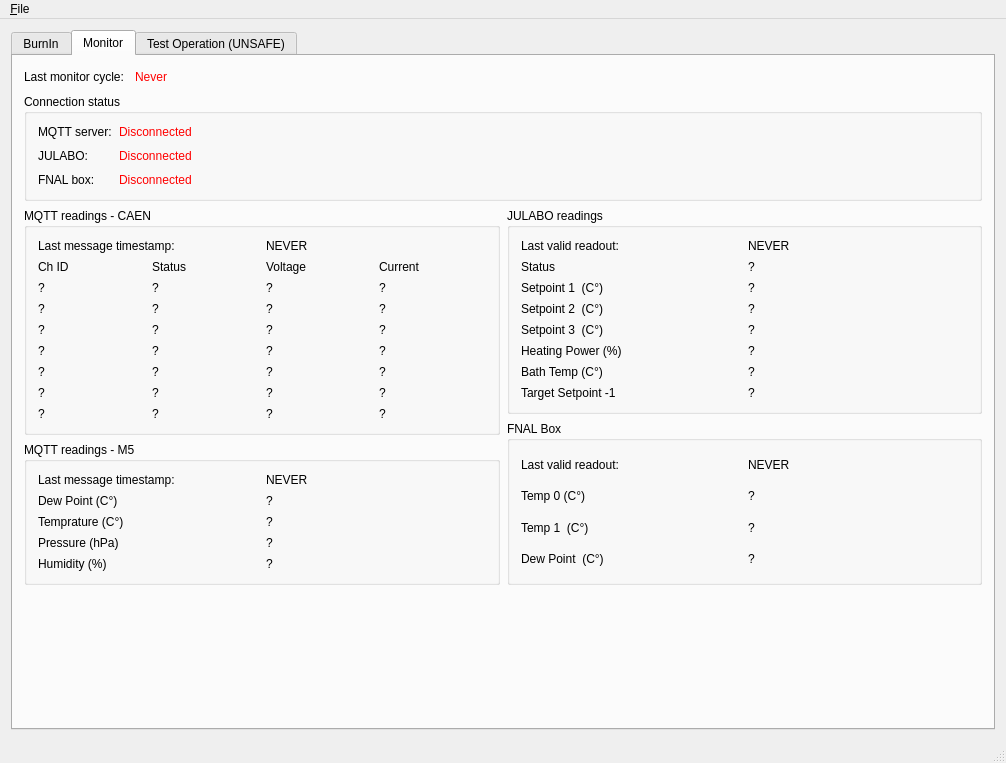
The window that GUI.ui (pisaoutertracker/BurnIn_Controller) describes before a commit, drawn with Qt 5.
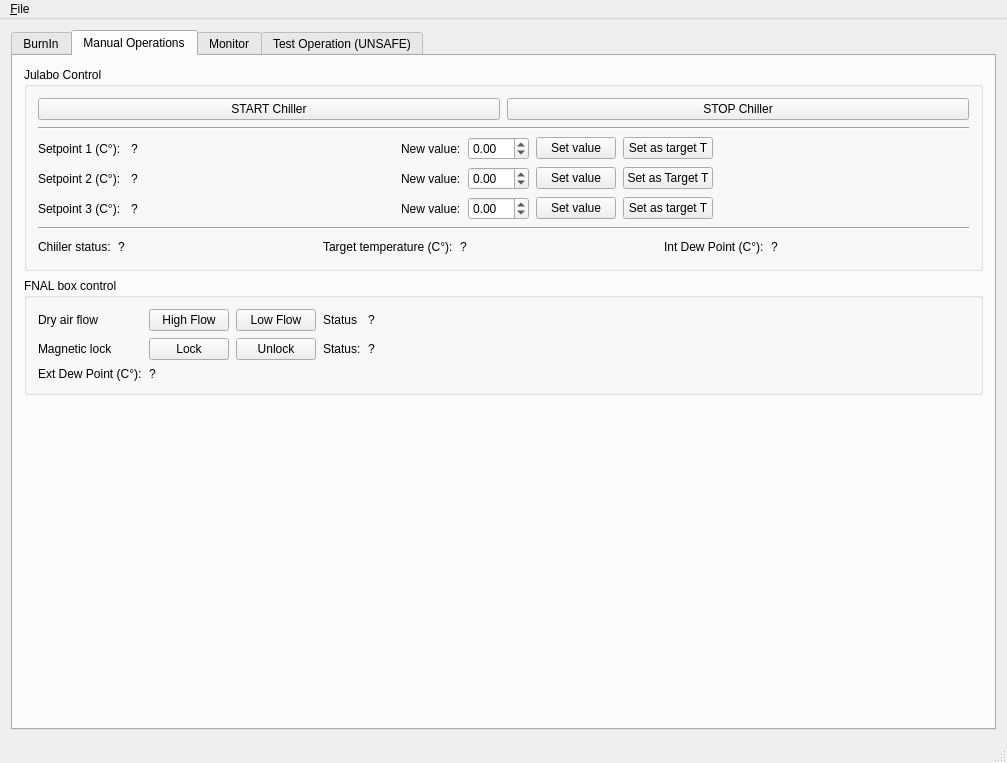
The same window after the commit. Icons and pictures are not drawn.

Commit message: Added GUI tab for safe manual operations

What changed in the file:
```diff
--- a/GUI.ui
+++ b/GUI.ui
@@ -9,7 +9,7 @@
    <rect>
     <x>0</x>
     <y>0</y>
-    <width>1006</width>
+    <width>1007</width>
     <height>763</height>
    </rect>
   </property>
@@ -67,6 +67,429 @@
         </item>
        </layout>
       </widget>
+      <widget class="QWidget" name="ManualOp_tab">
+       <attribute name="title">
+        <string>Manual Operations</string>
+       </attribute>
+       <layout class="QVBoxLayout" name="verticalLayout_11">
+        <item>
+         <widget class="QGroupBox" name="groupBox_9">
+          <property name="title">
+           <string>Julabo Control</string>
+          </property>
+          <layout class="QVBoxLayout" name="verticalLayout_12">
+           <item>
+            <layout class="QHBoxLayout" name="horizontalLayout_8">
+             <item>
+              <widget class="QPushButton" name="pushButton">
+               <property name="enabled">
+                <bool>true</bool>
+               </property>
+               <property name="autoFillBackground">
+                <bool>false</bool>
+               </property>
+               <property name="text">
+                <string>START Chiller</string>
+               </property>
+              </widget>
+             </item>
+             <item>
+              <widget class="QPushButton" name="pushButton_2">
+               <property name="text">
+                <string>STOP Chiller</string>
+               </property>
+              </widget>
+             </item>
+            </layout>
+           </item>
+           <item>
+            <widget class="Line" name="line_2">
+             <property name="orientation">
+              <enum>Qt::Horizontal</enum>
+             </property>
+            </widget>
+           </item>
+           <item>
+            <layout class="QGridLayout" name="gridLayout_7">
+             <item row="1" column="1">
+              <widget class="QLabel" name="label_36">
+               <property name="text">
+                <string>?</string>
+               </property>
+              </widget>
+             </item>
+             <item row="2" column="1">
+              <widget class="QLabel" name="label_37">
+               <property name="text">
+                <string>?</string>
+               </property>
+              </widget>
+             </item>
+             <item row="1" column="6">
+              <widget class="QPushButton" name="pushButton_7">
+               <property name="text">
+                <string>Set as Target T</string>
+               </property>
+              </widget>
+             </item>
+             <item row="2" column="6">
+              <widget class="QPushButton" name="pushButton_8">
+               <property name="text">
+                <string>Set as target T</string>
+               </property>
+              </widget>
+             </item>
+             <item row="0" column="3">
+              <widget class="QLabel" name="label_38">
+               <property name="text">
+                <string>New value:</string>
+               </property>
+              </widget>
+             </item>
+             <item row="0" column="1">
+              <widget class="QLabel" name="label_35">
+               <property name="text">
+                <string>?</string>
+               </property>
+              </widget>
+             </item>
+             <item row="1" column="3">
+              <widget class="QLabel" name="label_39">
+               <property name="text">
+                <string>New value:</string>
+               </property>
+              </widget>
+             </item>
+             <item row="2" column="3">
+              <widget class="QLabel" name="label_40">
+               <property name="text">
+                <string>New value:</string>
+               </property>
+              </widget>
+             </item>
+             <item row="2" column="0">
+              <widget class="QLabel" name="label_34">
+               <property name="text">
+                <string>Setpoint 3 (C°): </string>
+               </property>
+              </widget>
+             </item>
+             <item row="0" column="4">
+              <widget class="QDoubleSpinBox" name="doubleSpinBox">
+               <property name="minimum">
+                <double>-50.000000000000000</double>
+               </property>
+               <property name="maximum">
+                <double>30.000000000000000</double>
+               </property>
+              </widget>
+             </item>
+             <item row="1" column="0">
+              <widget class="QLabel" name="label_33">
+               <property name="text">
+                <string>Setpoint 2 (C°): </string>
+               </property>
+              </widget>
+             </item>
+             <item row="0" column="6">
+              <widget class="QPushButton" name="pushButton_6">
+               <property name="text">
+                <string>Set as target T</string>
+               </property>
+              </widget>
+             </item>
+             <item row="0" column="5">
+              <widget class="QPushButton" name="pushButton_3">
+               <property name="text">
+                <string>Set value</string>
+               </property>
+              </widget>
+             </item>
+             <item row="1" column="5">
+              <widget class="QPushButton" name="pushButton_4">
+               <property name="text">
+                <string>Set value</string>
+               </property>
+              </widget>
+             </item>
+             <item row="2" column="4">
+              <widget class="QDoubleSpinBox" name="doubleSpinBox_3">
+               <property name="minimum">
+                <double>-50.000000000000000</double>
+               </property>
+               <property name="maximum">
+                <double>30.000000000000000</double>
+               </property>
+              </widget>
+             </item>
+             <item row="1" column="4">
+              <widget class="QDoubleSpinBox" name="doubleSpinBox_2">
+               <property name="minimum">
+                <double>-50.000000000000000</double>
+               </property>
+               <property name="maximum">
+                <double>30.000000000000000</double>
+               </property>
+              </widget>
+             </item>
+             <item row="2" column="5">
+              <widget class="QPushButton" name="pushButton_5">
+               <property name="text">
+                <string>Set value</string>
+               </property>
+              </widget>
+             </item>
+             <item row="0" column="0">
+              <widget class="QLabel" name="label_32">
+               <property name="text">
+                <string>Setpoint 1 (C°): </string>
+               </property>
+              </widget>
+             </item>
+             <item row="0" column="2">
+              <spacer name="horizontalSpacer_3">
+               <property name="orientation">
+                <enum>Qt::Horizontal</enum>
+               </property>
+               <property name="sizeHint" stdset="0">
+                <size>
+                 <width>40</width>
+                 <height>20</height>
+                </size>
+               </property>
+              </spacer>
+             </item>
+             <item row="0" column="7">
+              <spacer name="horizontalSpacer_4">
+               <property name="orientation">
+                <enum>Qt::Horizontal</enum>
+               </property>
+               <property name="sizeHint" stdset="0">
+                <size>
+                 <width>40</width>
+                 <height>20</height>
+                </size>
+               </property>
+              </spacer>
+             </item>
+            </layout>
+           </item>
+           <item>
+            <widget class="Line" name="line">
+             <property name="orientation">
+              <enum>Qt::Horizontal</enum>
+             </property>
+            </widget>
+           </item>
+           <item>
+            <layout class="QHBoxLayout" name="horizontalLayout_9">
+             <item>
+              <widget class="QLabel" name="label_51">
+               <property name="text">
+                <string>Chiiler status:</string>
+               </property>
+              </widget>
+             </item>
+             <item>
+              <widget class="QLabel" name="label_52">
+               <property name="text">
+                <string>?</string>
+               </property>
+              </widget>
+             </item>
+             <item>
+              <spacer name="horizontalSpacer_8">
+               <property name="orientation">
+                <enum>Qt::Horizontal</enum>
+               </property>
+               <property name="sizeHint" stdset="0">
+                <size>
+                 <width>40</width>
+                 <height>20</height>
+                </size>
+               </property>
+              </spacer>
+             </item>
+             <item>
+              <widget class="QLabel" name="label_41">
+               <property name="text">
+                <string>Target temperature (C°):</string>
+               </property>
+              </widget>
+             </item>
+             <item>
+              <widget class="QLabel" name="label_42">
+               <property name="text">
+                <string>?</string>
+               </property>
+              </widget>
+             </item>
+             <item>
+              <spacer name="horizontalSpacer_6">
+               <property name="orientation">
+                <enum>Qt::Horizontal</enum>
+               </property>
+               <property name="sizeHint" stdset="0">
+                <size>
+                 <width>40</width>
+                 <height>20</height>
+                </size>
+               </property>
+              </spacer>
+             </item>
+             <item>
+              <widget class="QLabel" name="label_43">
+               <property name="text">
+                <string>Int Dew Point (C°):</string>
+               </property>
+              </widget>
+             </item>
+             <item>
+              <widget class="QLabel" name="label_44">
+               <property name="text">
+                <string>?</string>
+               </property>
+              </widget>
+             </item>
+             <item>
+              <spacer name="horizontalSpacer_5">
+               <property name="orientation">
+                <enum>Qt::Horizontal</enum>
+               </property>
+               <property name="sizeHint" stdset="0">
+                <size>
+                 <width>40</width>
+                 <height>20</height>
+                </size>
+               </property>
+              </spacer>
+             </item>
+            </layout>
+           </item>
+          </layout>
+         </widget>
+        </item>
+        <item>
+         <widget class="QGroupBox" name="groupBox_10">
+          <property name="title">
+           <string>FNAL box control</string>
+          </property>
+          <layout class="QGridLayout" name="gridLayout_8">
+           <item row="0" column="1">
+            <widget class="QPushButton" name="pushButton_9">
+             <property name="text">
+              <string>High Flow</string>
+             </property>
+            </widget>
+           </item>
+           <item row="0" column="2">
+            <widget class="QPushButton" name="pushButton_10">
+             <property name="text">
+              <string>Low Flow</string>
+             </property>
+            </widget>
+           </item>
+           <item row="0" column="3">
+            <widget class="QLabel" name="label_45">
+             <property name="text">
+              <string>Status</string>
+             </property>
+            </widget>
+           </item>
+           <item row="0" column="0">
+            <widget class="QLabel" name="label_49">
+             <property name="text">
+              <string>Dry air flow</string>
+             </property>
+            </widget>
+           </item>
+           <item row="1" column="0">
+            <widget class="QLabel" name="label_50">
+             <property name="text">
+              <string>Magnetic lock</string>
+             </property>
+            </widget>
+           </item>
+           <item row="0" column="5">
+            <spacer name="horizontalSpacer_7">
+             <property name="orientation">
+              <enum>Qt::Horizontal</enum>
+             </property>
+             <property name="sizeHint" stdset="0">
+              <size>
+               <width>40</width>
+               <height>20</height>
+              </size>
+             </property>
+            </spacer>
+           </item>
+           <item row="1" column="1">
+            <widget class="QPushButton" name="pushButton_11">
+             <property name="text">
+              <string>Lock</string>
+             </property>
+            </widget>
+           </item>
+           <item row="0" column="4">
+            <widget class="QLabel" name="label_46">
+             <property name="text">
+              <string>?</string>
+             </property>
+            </widget>
+           </item>
+           <item row="1" column="2">
+            <widget class="QPushButton" name="pushButton_12">
+             <property name="text">
+              <string>Unlock</string>
+             </property>
+            </widget>
+           </item>
+           <item row="1" column="4">
+            <widget class="QLabel" name="label_48">
+             <property name="text">
+              <string>?</string>
+             </property>
+            </widget>
+           </item>
+           <item row="1" column="3">
+            <widget class="QLabel" name="label_47">
+             <property name="text">
+              <string>Status:</string>
+             </property>
+            </widget>
+           </item>
+           <item row="2" column="0">
+            <widget class="QLabel" name="label_53">
+             <property name="text">
+              <string>Ext Dew Point (C°):</string>
+             </property>
+            </widget>
+           </item>
+           <item row="2" column="1">
+            <widget class="QLabel" name="label_54">
+             <property name="text">
+              <string>?</string>
+             </property>
+            </widget>
+           </item>
+          </layout>
+         </widget>
+        </item>
+        <item>
+         <spacer name="verticalSpacer_4">
+          <property name="orientation">
+           <enum>Qt::Vertical</enum>
+          </property>
+          <property name="sizeHint" stdset="0">
+           <size>
+            <width>20</width>
+            <height>40</height>
+           </size>
+          </property>
+         </spacer>
+        </item>
+       </layout>
+      </widget>
       <widget class="QWidget" name="Monitor_tab">
        <attribute name="title">
         <string>Monitor</string>
@@ -731,6 +1154,19 @@
               </layout>
              </widget>
             </item>
+            <item>
+             <spacer name="verticalSpacer_3">
+              <property name="orientation">
+               <enum>Qt::Vertical</enum>
+              </property>
+              <property name="sizeHint" stdset="0">
+               <size>
+                <width>20</width>
+                <height>40</height>
+               </size>
+              </property>
+             </spacer>
+            </item>
            </layout>
           </item>
          </layout>
@@ -919,7 +1355,7 @@
     <rect>
      <x>0</x>
      <y>0</y>
-     <width>1006</width>
+     <width>1007</width>
      <height>26</height>
     </rect>
    </property>
```
Left out of the diff: 24 changed lines with no effect on the pictures.
